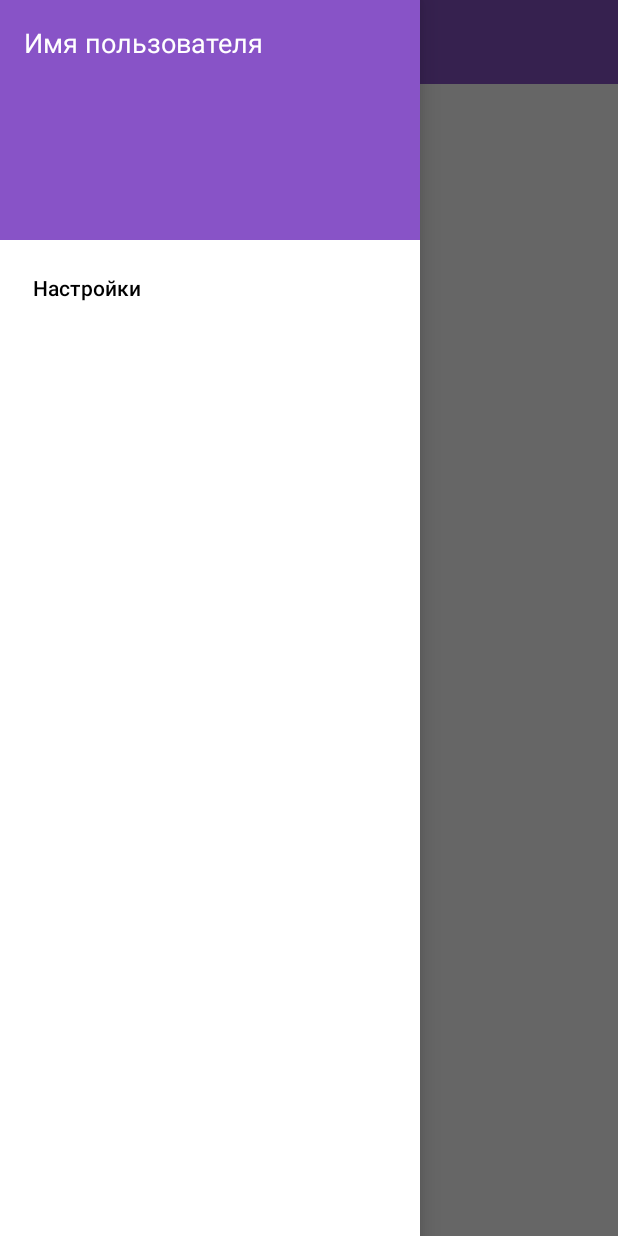
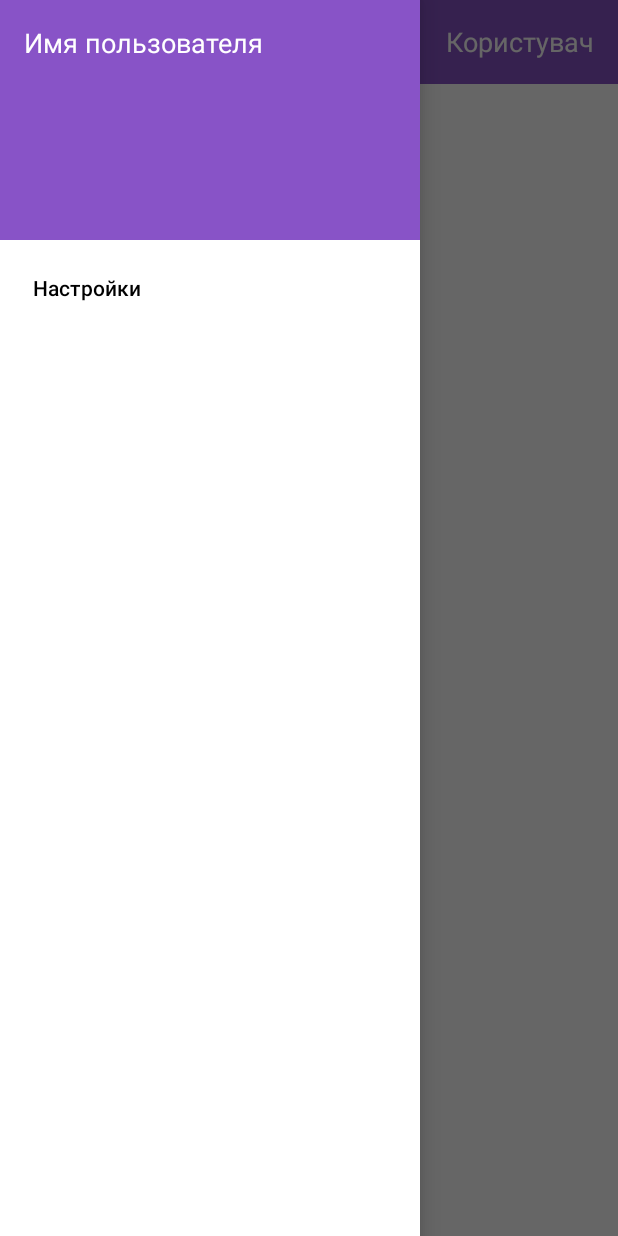
Before and after one commit to nebesnayaa/chat-mobileApp, an Android app: the screen it shows after launch once a user with an empty profile is signed in (ChatListActivity), with the side drawer open, on a phone screen of 412 x 824 dp. Run offline under Robolectric (Android 15) with nearby library versions, the phone set to English and light mode, and no system bars; our stand-ins replace Firebase (no records; nobody signed in at launch, a user with empty details on screens opened directly).

Commit message:
Registration fix

```diff
--- a/MobailChatApp/app/src/main/java/com/example/mobailchatapp/ChatListActivity.java
+++ b/MobailChatApp/app/src/main/java/com/example/mobailchatapp/ChatListActivity.java
@@ -36,12 +36,15 @@ public class ChatListActivity extends AppCompatActivity {
     private List<Chat> chatList = new ArrayList<>();
     private List<Chat> filteredList = new ArrayList<>();
     private TextView toolbarTitle;
+    private FirebaseUser currentUser;
+    private DatabaseReference dbRef;
 
     @Override
     protected void onCreate(Bundle savedInstanceState) {
         super.onCreate(savedInstanceState);
         setContentView(R.layout.activity_chat_list);
 
+        // Ініціалізація елементів UI
         drawerLayout = findViewById(R.id.drawer_layout);
         navView = findViewById(R.id.nav_view);
         searchView = findViewById(R.id.search_view);
@@ -49,12 +52,32 @@ public class ChatListActivity extends AppCompatActivity {
         Toolbar toolbar = findViewById(R.id.toolbar);
         setSupportActionBar(toolbar);
 
-        // Получаем ссылку на TextView для отображения логина пользователя в Toolbar
-//        toolbarTitle = findViewById(R.id.toolbar_title);
+        toolbarTitle = findViewById(R.id.toolbar_title);
+        currentUser = FirebaseAuth.getInstance().getCurrentUser();
 
-        // Получаем текущего пользователя из Firebase
-//        String userEmail = FirebaseAuth.getInstance().getCurrentUser().getEmail();
-//        toolbarTitle.setText(userEmail); // Устанавливаем email пользователя в toolbar
+        // Firebase Database посилання
+        dbRef = FirebaseDatabase
+                .getInstance("https://chat-mobileapp-b05c2-default-rtdb.europe-west1.firebasedatabase.app/")
+                .getReference();
+
+        // Отримання логіна користувача з Firebase і встановлення в toolbar
+        if (currentUser != null) {
+            String uid = currentUser.getUid();
+            dbRef.child("users").child(uid).child("name")
+                .addListenerForSingleValueEvent(new ValueEventListener() {
+                    @Override
+                    public void onDataChange(@NonNull DataSnapshot snapshot) {
+                        String userName = snapshot.getValue(String.class);
+                        toolbarTitle.setText(userName != null ? userName : "Користувач");
+                    }
+
+                    @Override
+                    public void onCancelled(@NonNull DatabaseError error) {
+                        Log.e("USER_LOAD", "❌ Не вдалося зчитати логін", error.toException());
+                        toolbarTitle.setText("Користувач");
+                    }
+                });
+        }
 
         // Настройка Navigation Drawer
         ActionBarDrawerToggle toggle = new ActionBarDrawerToggle(this, drawerLayout, toolbar,
@@ -72,32 +95,28 @@ public class ChatListActivity extends AppCompatActivity {
             return true;
         });
 
-        // Firebase: получаем список чатов залогіненогго користувача
-        FirebaseUser currentUser = FirebaseAuth.getInstance().getCurrentUser();
+        // Налаштування адаптера та RecyclerView
+        adapter = new ChatAdapter(filteredList, chat -> {
+            Intent intent = new Intent(ChatListActivity.this, ChatActivity.class);
+            intent.putExtra("userId", chat.getUserId());
+            startActivity(intent);
+        });
+        recyclerView.setLayoutManager(new LinearLayoutManager(this));
+        recyclerView.setAdapter(adapter);
 
+        // Зчитування чату користувача
         if (currentUser != null) {
             String currentUserId = currentUser.getUid();
-            DatabaseReference chatRef = FirebaseDatabase.getInstance()
-                    .getReference("chats");
-
-            chatRef.addValueEventListener(new ValueEventListener() {
+            dbRef.child("chats").addValueEventListener(new ValueEventListener() {
                 @Override
                 public void onDataChange(@NonNull DataSnapshot snapshot) {
                     chatList.clear();
                     filteredList.clear();
 
-                    // Перебираємо всі елементи всередині "chats"
                     for (DataSnapshot child : snapshot.getChildren()) {
-                        String key = child.getKey();
-                        if (key != null && key.equals(currentUserId)) {
-                            for (DataSnapshot chatSnapshot : child.getChildren()) {
-                                Chat chat = chatSnapshot.getValue(Chat.class);
-                                if (chat != null) {
-                                    chatList.add(chat);
-                                    Log.d("ChatList", "Додано чат: " + chat.getName());
-                                }
-                            }
-                            break;
+                        Chat chat = child.getValue(Chat.class);
+                        if (chat != null && chat.getUserId().equals(currentUserId)) {
+                            chatList.add(chat);
                         }
                     }
 
@@ -112,15 +131,7 @@ public class ChatListActivity extends AppCompatActivity {
             });
         }
 
-        adapter = new ChatAdapter(filteredList, chat -> {
-            Intent intent = new Intent(ChatListActivity.this, ChatActivity.class);
-            intent.putExtra("userId", chat.getUserId());
-            startActivity(intent);
-        });
-
-        recyclerView.setLayoutManager(new LinearLayoutManager(this));
-        recyclerView.setAdapter(adapter);
-
+        // Пошук по чатам
         searchView.setOnQueryTextListener(new SearchView.OnQueryTextListener() {
             @Override
             public boolean onQueryTextSubmit(String query) { return false; }
--- a/MobailChatApp/app/src/main/res/layout/activity_chat_list.xml
+++ b/MobailChatApp/app/src/main/res/layout/activity_chat_list.xml
@@ -20,8 +20,8 @@
                 android:id="@+id/toolbar_title"
                 android:layout_width="wrap_content"
                 android:layout_height="wrap_content"
-                android:text="User Email"
-                android:layout_gravity="center"
+                android:layout_gravity="end"
+                android:layout_marginEnd="16dp"
                 android:textColor="#FFFFFF"
                 android:textSize="18sp" />
         </androidx.appcompat.widget.Toolbar>
```
Also changed, not shown: MobailChatApp/app/src/main/java/com/example/mobailchatapp/RegisterActivity.java (+42 -6 lines), 1 other file.
